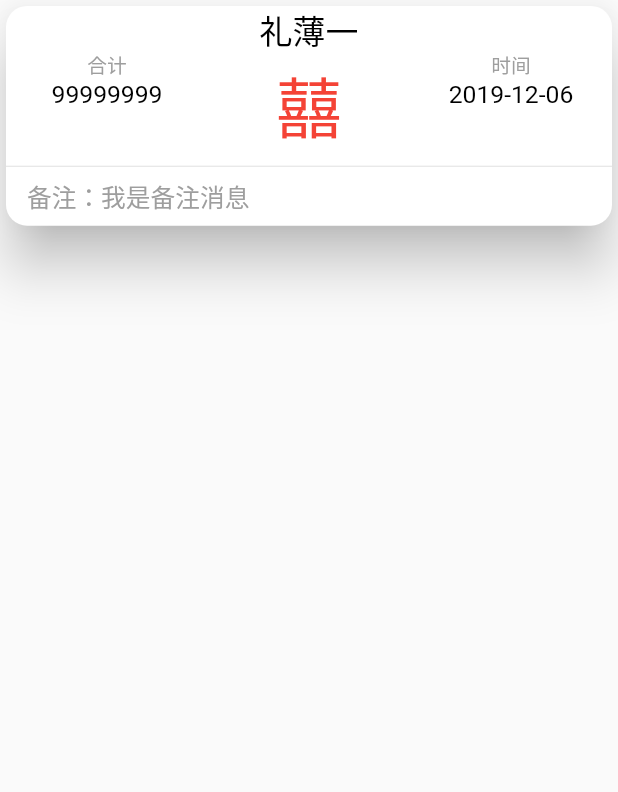
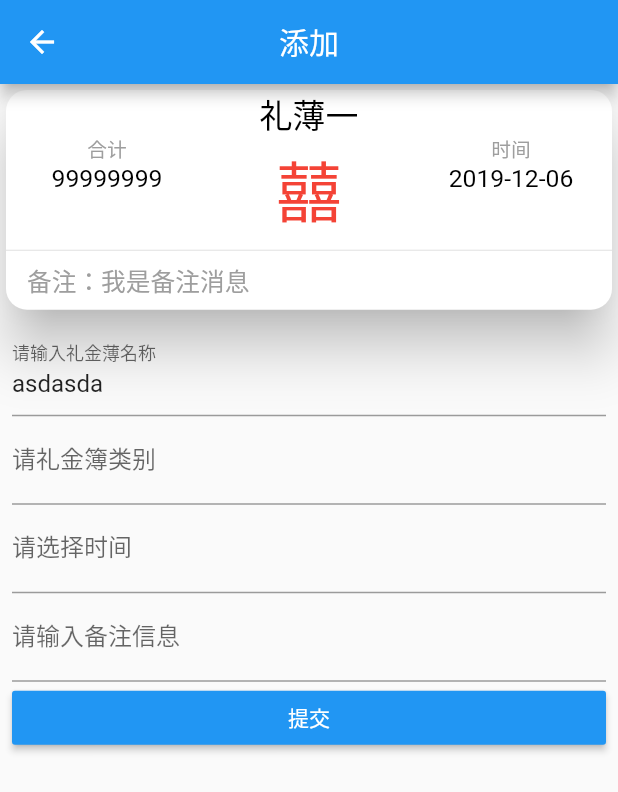
Before and after one commit to lixingqiao01/flutter_demo, a Flutter app: the AddNotes screen opened directly, on a phone screen of 412 x 824 dp. Shown: the top 792 px of the screen. Run offline on Flutter 3.47's test engine with Material 2 defaults, Android fonts, the phone set to English and light mode, and no system bars; our stand-ins replace dio, flutter_screenutil, modal_progress_hud, shared_preferences; accounts and stored records are empty.

```diff
--- a/lib/Until/DioUntil.dart
+++ b/lib/Until/DioUntil.dart
@@ -23,7 +23,7 @@ class DioUntil {
     //拦截器
     dio.interceptors
         .add(InterceptorsWrapper(onRequest: (RequestOptions options) {
-      options.path = _baseUrl_home + options.path;
+      options.path = _baseUrl_company + options.path;
       options.data = json.encode(options.data);
       options.headers = {
         "authorization": sharedPreferencesUntil().token,
--- a/lib/fancy_fab.dart
+++ b/lib/fancy_fab.dart
@@ -137,6 +137,7 @@ class _FancyFabState extends State<FancyFab>
       backgroundColor: _animationColor.value,
       onPressed: animate,
       tooltip: 'Toggle',
+      heroTag: "toggle1",
       child: AnimatedIcon(
         icon: AnimatedIcons.add_event,
         progress: _animationIcon,
--- a/lib/page/AddNotes.dart
+++ b/lib/page/AddNotes.dart
@@ -20,6 +20,10 @@ class AddNotesState extends State<AddNotes>{
 
   Widget _scaffold(){
     return Scaffold(
+      appBar: AppBar(
+        title: Text("添加"),
+        centerTitle: true,
+      ),
       body: _column(),
     );
   }
@@ -27,11 +31,56 @@ class AddNotesState extends State<AddNotes>{
   Widget _column(){
     return Column(
       children: <Widget>[
-        _topCardSizedBoxCell()
+        _topCardSizedBoxCell(),
+        Padding(
+          padding: EdgeInsets.all(8.0),
+          child: Column(
+            children: <Widget>[
+              TextField(
+                decoration: InputDecoration(
+                    labelText: "请输入礼金薄名称"
+                ),
+                controller: TextEditingController.fromValue(TextEditingValue(
+                  text: "asdasda"
+                )),
+              ),
+              TextField(
+                decoration: InputDecoration(
+                    labelText: "请礼金簿类别"
+                ),
+              ),
+              TextField(
+                decoration: InputDecoration(
+                    labelText: "请选择时间"
+                ),
+              ),
+              TextField(
+                decoration: InputDecoration(
+                    labelText: "请输入备注信息"
+                ),
+              ),
+              SizedBox(
+                width: double.infinity,
+                child: MaterialButton(
+                  color: Colors.blue,
+                  textColor: Colors.white,
+                  child: Text("提交"),
+                  onPressed: (){
+
+                  },
+                ),
+              )
+            ],
+          ),
+        )
       ],
     );
   }
 
+
+
+
+  //卡片
   Widget _topCardSizedBoxCell(){
     return SizedBox(
       height: ScreenUtil.getInstance().setHeight(250),
```
Also changed, not shown: lib/page/home.dart (+29 -1 lines), lib/tabBarController.dart (+8 -14 lines).
